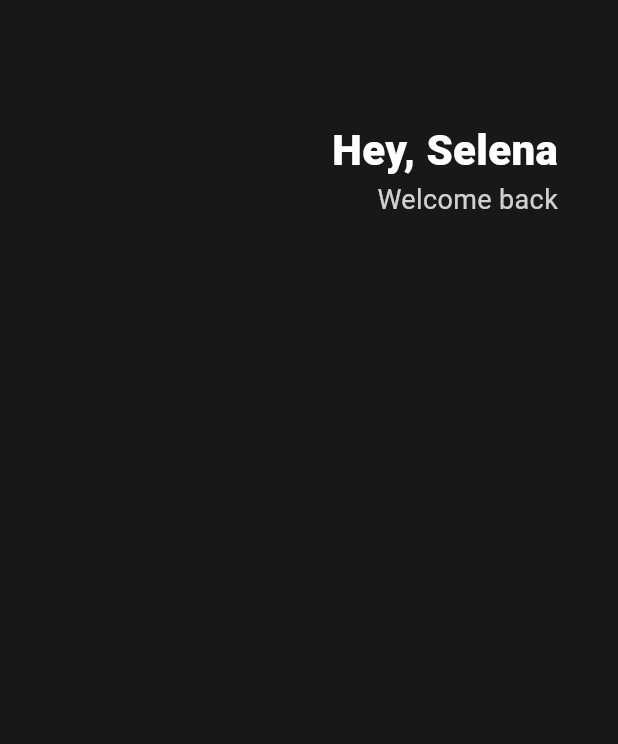
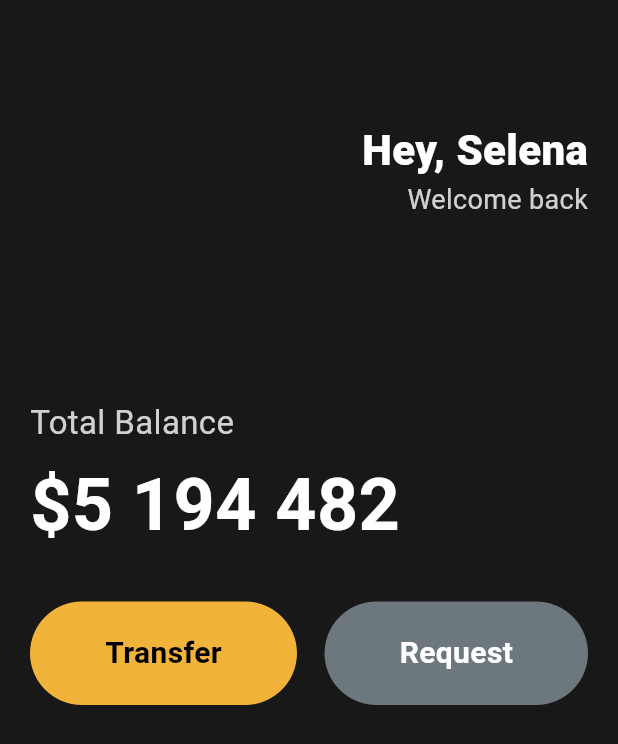
Before and after one commit to moztiq/nc-flutter-crypto, a Flutter app: the screen it shows after launch, on a phone screen of 412 x 824 dp. Shown: the top 744 px of the screen. Run offline on Flutter 3.47's test engine with Material 3 defaults, Android fonts, the phone set to English and light mode, and no system bars.

Commit message:
reusable button widget

```diff
--- a/lib/main.dart
+++ b/lib/main.dart
@@ -1,4 +1,5 @@
 import 'package:flutter/material.dart';
+import 'package:nc_flutter_crypto/widgets/button.dart';
 
 void main() {
   runApp(App());
@@ -9,12 +10,13 @@
   Widget build(BuildContext context) {
     return MaterialApp(
       home: Scaffold(
-        backgroundColor: Color(0xFF181818),
+        backgroundColor: const Color(0xFF181818),
         body: Padding(
-          padding: EdgeInsets.symmetric(horizontal: 40),
+          padding: const EdgeInsets.symmetric(horizontal: 20),
           child: Column(
+            crossAxisAlignment: CrossAxisAlignment.start,
             children: [
-              SizedBox(
+              const SizedBox(
                 height: 80,
               ),
               Row(
@@ -23,7 +25,7 @@
                   Column(
                     crossAxisAlignment: CrossAxisAlignment.end,
                     children: [
-                      Text(
+                      const Text(
                         "Hey, Selena",
                         style: TextStyle(
                           color: Colors.white,
@@ -41,6 +43,42 @@
                     ],
                   )
                 ],
+              ),
+              const SizedBox(
+                height: 120,
+              ),
+              Text(
+                'Total Balance',
+                style: TextStyle(
+                    color: Colors.white.withOpacity(0.8), fontSize: 22),
+              ),
+              const SizedBox(
+                height: 5,
+              ),
+              const Text(
+                '\$5 194 482',
+                style: TextStyle(
+                    color: Colors.white,
+                    fontSize: 48,
+                    fontWeight: FontWeight.w600),
+              ),
+              const SizedBox(
+                height: 30,
+              ),
+              const Row(
+                mainAxisAlignment: MainAxisAlignment.spaceBetween,
+                children: [
+                  Button(
+                    textColor: Colors.black,
+                    bgColor: Color(0xFFF2B33A),
+                    text: 'Transfer',
+                  ),
+                  Button(
+                    textColor: Colors.white,
+                    bgColor: Color(0xFF6C777E),
+                    text: 'Request',
+                  ),
+                ],
               )
             ],
           ),
--- /dev/null
+++ b/lib/widgets/button.dart
@@ -0,0 +1,38 @@
+import 'package:flutter/material.dart';
+
+class Button extends StatelessWidget {
+  final Color textColor;
+  final Color bgColor;
+  final String text;
+
+  const Button({
+    super.key,
+    required this.textColor,
+    required this.bgColor,
+    required this.text,
+  });
+
+  @override
+  Widget build(BuildContext context) {
+    return Container(
+      decoration: BoxDecoration(
+        color: bgColor,
+        borderRadius: BorderRadius.circular(40),
+      ),
+      child: Padding(
+        padding: const EdgeInsets.symmetric(
+          vertical: 20,
+          horizontal: 50,
+        ),
+        child: Text(
+          text,
+          style: TextStyle(
+            color: textColor,
+            fontSize: 20,
+            fontWeight: FontWeight.w600,
+          ),
+        ),
+      ),
+    );
+  }
+}
```
